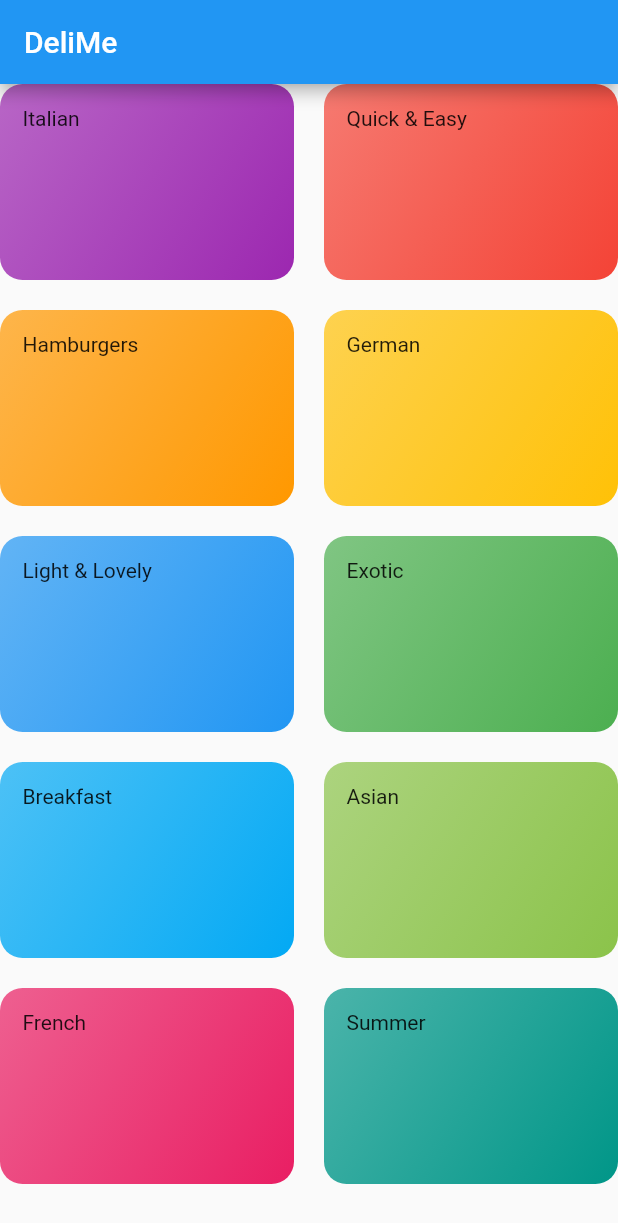
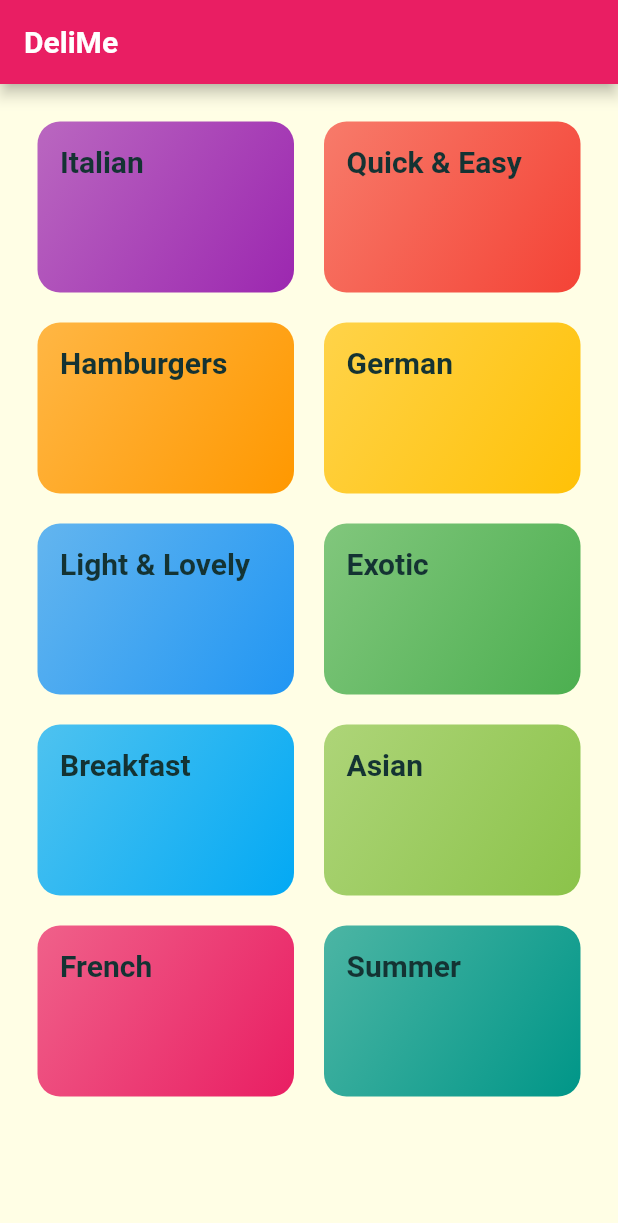
Before and after one commit to AGorkemAksoz/recipes, a Flutter app: the screen it shows after launch, on a phone screen of 412 x 824 dp. Shown: the top 1223 px of the screen. Run offline on Flutter 3.47's test engine with Material 2 defaults, Android fonts, the phone set to English and light mode, and no system bars; Roboto replaces fonts that are missing (RobotoCondensend).

Commit message:
Styling & Theming

```diff
--- a/lib/main.dart
+++ b/lib/main.dart
@@ -1,3 +1,5 @@
+import 'dart:ui';
+
 import 'package:flutter/material.dart';
 
 import './screens/categories_screen.dart';
@@ -15,7 +17,24 @@ class MyApp extends StatelessWidget {
     return MaterialApp(
       title: 'Flutter Demo',
       theme: ThemeData(
-        primarySwatch: Colors.blue,
+        primarySwatch: Colors.pink,
+        accentColor: Colors.amber,
+        canvasColor: const Color.fromRGBO(255, 254, 229, 1),
+        fontFamily: 'Raleway',
+        textTheme: ThemeData.light().textTheme.copyWith(
+              bodyText1: const TextStyle(
+                color: Color.fromRGBO(20, 51, 51, 1),
+              ),
+              bodyText2: const TextStyle(
+                color: Color.fromRGBO(20, 51, 51, 1),
+              ),
+              headline6: const TextStyle(
+                fontSize: 20,
+                fontWeight: FontWeight.bold,
+                fontFamily: 'RobotoCondensend',
+                color: Color.fromRGBO(20, 51, 51, 1),
+              ),
+            ),
       ),
       home: const CategoriesScreen(),
     );
--- a/lib/model/category_item.dart
+++ b/lib/model/category_item.dart
@@ -1,3 +1,5 @@
+import 'dart:ui';
+
 import 'package:flutter/material.dart';
 
 class CategoryItem extends StatelessWidget {
@@ -24,7 +26,10 @@ class CategoryItem extends StatelessWidget {
         ),
         borderRadius: BorderRadius.circular(15),
       ),
-      child: Text(title),
+      child: Text(
+        title,
+        style: Theme.of(context).textTheme.headline6,
+      ),
     );
   }
 }
--- a/lib/screens/categories_screen.dart
+++ b/lib/screens/categories_screen.dart
@@ -13,6 +13,7 @@ class CategoriesScreen extends StatelessWidget {
         title: const Text("DeliMe"),
       ),
       body: GridView(
+        padding: const EdgeInsets.all(25),
         gridDelegate: const SliverGridDelegateWithMaxCrossAxisExtent(
           maxCrossAxisExtent: 200,
           childAspectRatio: 3 / 2,
```
Also changed, not shown: pubspec.yaml (+16 -11 lines), assets/fonts/Raleway-Black.ttf (added), assets/fonts/Raleway-Bold.ttf (added), assets/fonts/Raleway-Regular.ttf (added), assets/fonts/RobotoCondensed-Bold.ttf (added), assets/fonts/RobotoCondensed-Italic.ttf (added), assets/fonts/RobotoCondensed-Light.ttf (added), assets/fonts/RobotoCondensed-Regular.ttf (added).
